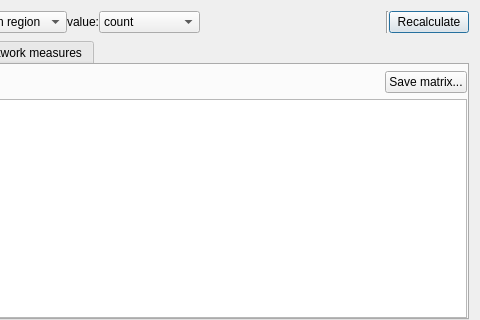
Above: tracking/connectivity_matrix_dialog.ui from frankyeh/DSI-Studio before the change; both pictures show x 167 to 647 and y 0 to 320 of the 647 by 563 pixel window. Below: the same form after it.
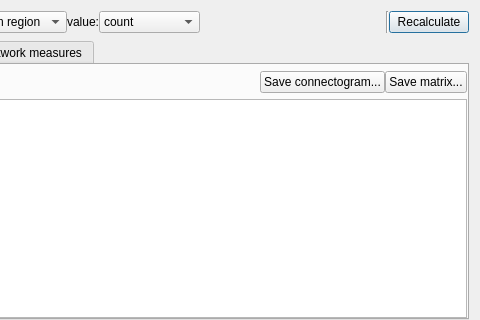
That is the form after the change. The open tabs and pages were chosen to show the change. Icons and pictures are not drawn.

Commit message: [GUI] add connectogram output

What changed in the file:
```diff
--- a/tracking/connectivity_matrix_dialog.ui
+++ b/tracking/connectivity_matrix_dialog.ui
@@ -208,6 +208,17 @@
                </property>
               </spacer>
              </item>
+             <item>
+              <widget class="QPushButton" name="save_connectogram">
+               <property name="text">
+                <string>Save connectogram...</string>
+               </property>
+               <property name="icon">
+                <iconset resource="../icons.qrc">
+                 <normaloff>:/icons/icons/save.xpm</normaloff>:/icons/icons/save.xpm</iconset>
+               </property>
+              </widget>
+             </item>
              <item>
               <widget class="QPushButton" name="save_matrix">
                <property name="text">
```
Left out of the diff: 2 changed lines with no effect on the pictures. The commit also changes 2 other files.
